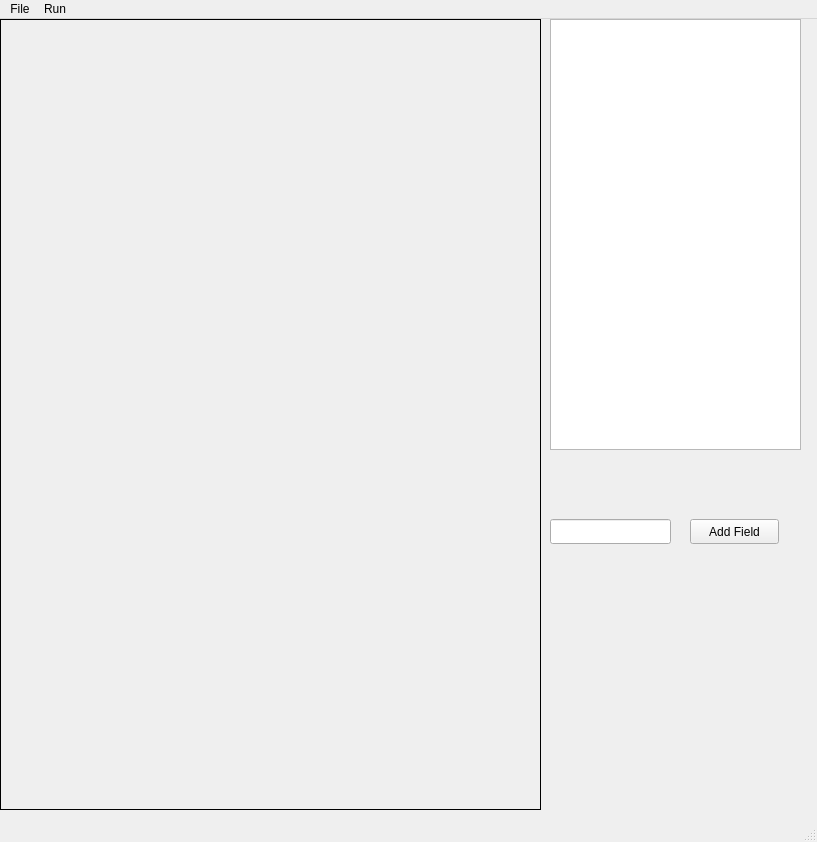
Old version of the form UI/formtemplate.ui in the repository RohanPK/Intelligent-OCR.
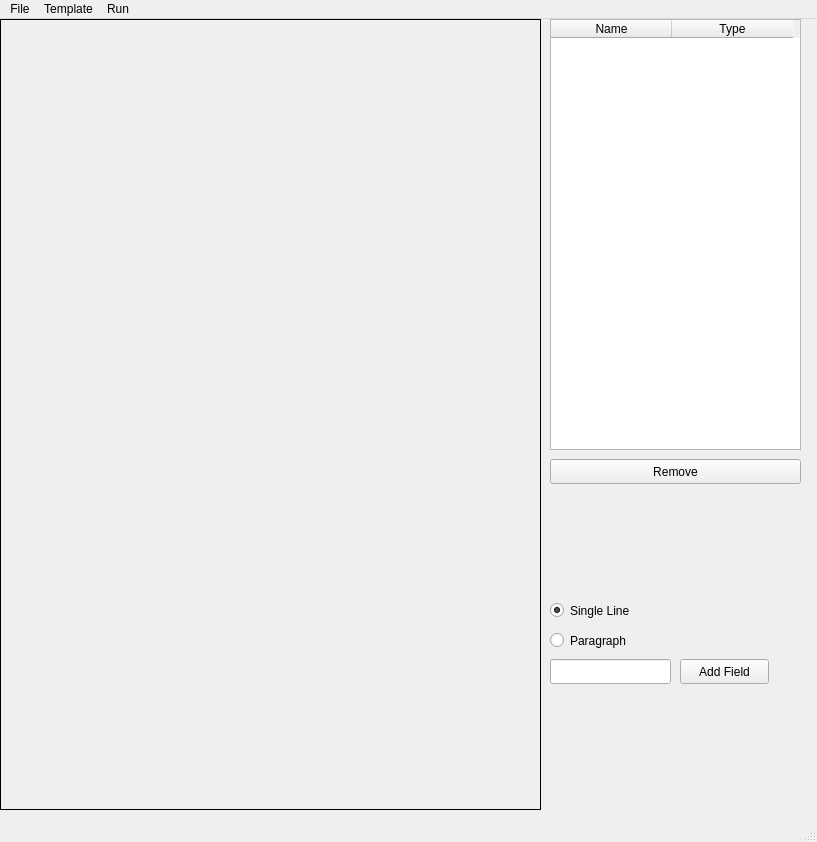
New version of the form.

Commit message: Add template functionality and restructure project

Patch:
```diff
--- a/UI/formtemplate.ui
+++ b/UI/formtemplate.ui
@@ -39,8 +39,8 @@
    <widget class="QPushButton" name="add_field_object">
     <property name="geometry">
      <rect>
-      <x>690</x>
-      <y>500</y>
+      <x>680</x>
+      <y>640</y>
       <width>89</width>
       <height>25</height>
      </rect>
@@ -53,13 +53,13 @@
     <property name="geometry">
      <rect>
       <x>550</x>
-      <y>500</y>
+      <y>640</y>
       <width>121</width>
       <height>25</height>
      </rect>
     </property>
    </widget>
-   <widget class="QListWidget" name="listWidget">
+   <widget class="QTableWidget" name="tableWidget">
     <property name="geometry">
      <rect>
       <x>550</x>
@@ -68,6 +68,73 @@
       <height>431</height>
      </rect>
     </property>
+    <property name="verticalScrollBarPolicy">
+     <enum>Qt::ScrollBarAsNeeded</enum>
+    </property>
+    <property name="horizontalScrollBarPolicy">
+     <enum>Qt::ScrollBarAlwaysOff</enum>
+    </property>
+    <attribute name="horizontalHeaderDefaultSectionSize">
+     <number>121</number>
+    </attribute>
+    <column>
+     <property name="text">
+      <string>Name</string>
+     </property>
+     <property name="textAlignment">
+      <set>AlignCenter</set>
+     </property>
+    </column>
+    <column>
+     <property name="text">
+      <string>Type</string>
+     </property>
+    </column>
+   </widget>
+   <widget class="QPushButton" name="removeButton">
+    <property name="enabled">
+     <bool>true</bool>
+    </property>
+    <property name="geometry">
+     <rect>
+      <x>550</x>
+      <y>440</y>
+      <width>251</width>
+      <height>25</height>
+     </rect>
+    </property>
+    <property name="text">
+     <string>Remove</string>
+    </property>
+   </widget>
+   <widget class="QRadioButton" name="radio_single_line">
+    <property name="geometry">
+     <rect>
+      <x>550</x>
+      <y>580</y>
+      <width>112</width>
+      <height>23</height>
+     </rect>
+    </property>
+    <property name="text">
+     <string>Single Line</string>
+    </property>
+    <property name="checked">
+     <bool>true</bool>
+    </property>
+   </widget>
+   <widget class="QRadioButton" name="radio_paragraph">
+    <property name="geometry">
+     <rect>
+      <x>550</x>
+      <y>610</y>
+      <width>112</width>
+      <height>23</height>
+     </rect>
+    </property>
+    <property name="text">
+     <string>Paragraph</string>
+    </property>
    </widget>
   </widget>
   <widget class="QMenuBar" name="menubar">
@@ -88,13 +155,21 @@
     <addaction name="actionSave_Template"/>
     <addaction name="actionExit"/>
    </widget>
-   <widget class="QMenu" name="menuEdot">
+   <widget class="QMenu" name="menuRun">
     <property name="title">
      <string>Run</string>
     </property>
    </widget>
+   <widget class="QMenu" name="menuTemplate">
+    <property name="title">
+     <string>Template</string>
+    </property>
+    <addaction name="actionLoadTemplate"/>
+    <addaction name="actionSaveTemplate"/>
+   </widget>
    <addaction name="menuFIle"/>
-   <addaction name="menuEdot"/>
+   <addaction name="menuTemplate"/>
+   <addaction name="menuRun"/>
   </widget>
   <widget class="QStatusBar" name="statusbar"/>
   <action name="actionLoad_Template">
```
Left out of the diff: 17 changed lines with no effect on the pictures. The commit also changes 10 other files.
